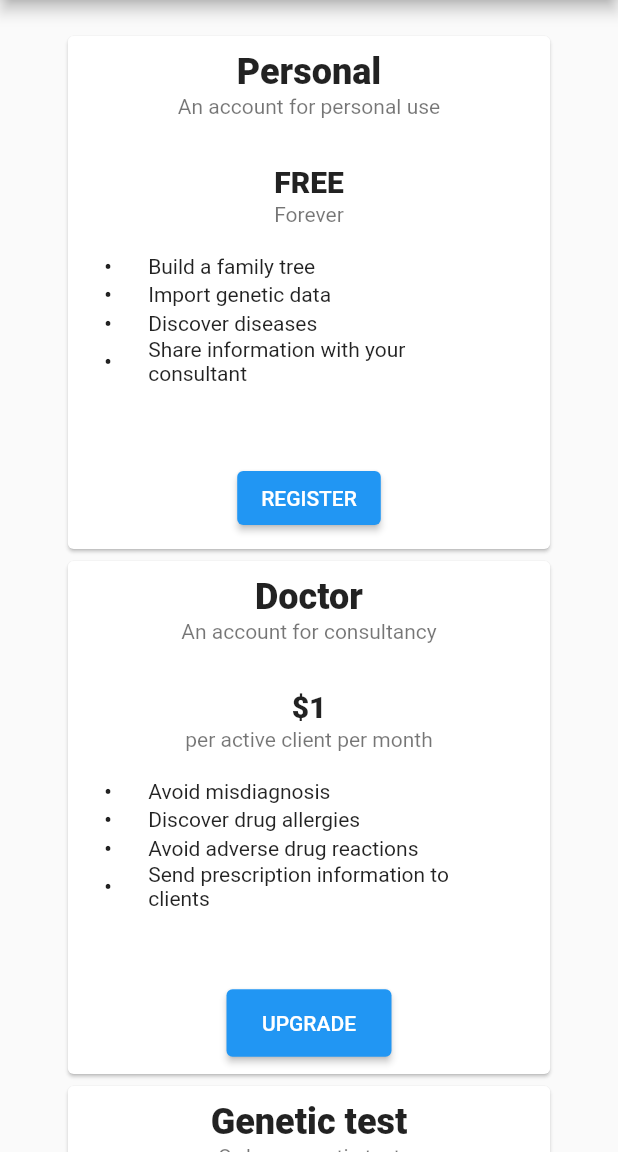
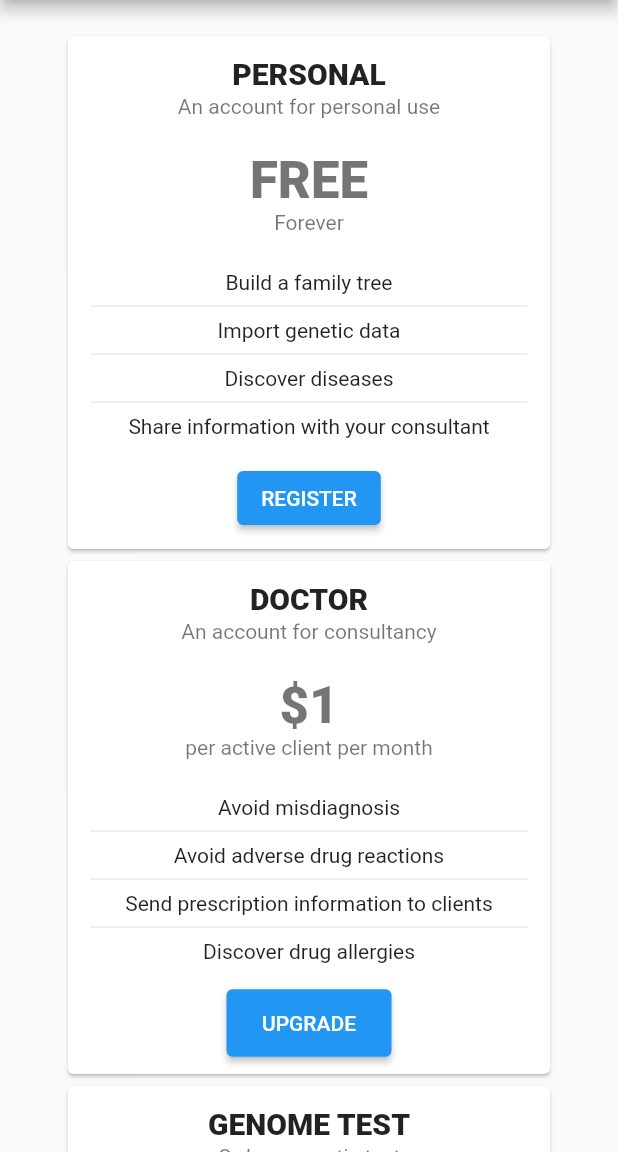
Before and after one commit to medicamina/ui, a Flutter app: the screen it shows after launch, after a tap on "Pricing", on a phone screen of 412 x 824 dp, the part 84-1236 px from its top. Run offline on Flutter 3.47's test engine with Material 2 defaults, Android fonts, the phone set to English and light mode, and no system bars; our stand-ins replace beamer, community_material_icon, url_strategy; missing offline and left inert: event, syncfusion_flutter_maps.

Commit message:
pricing component

```diff
--- a/src/ui/lib/pricing.dart
+++ b/src/ui/lib/pricing.dart
@@ -47,8 +47,8 @@ Widget user(BuildContext context, double width) {
           ListTile(
             title: Center(
               child: Text(
-                'Personal',
-                style: Theme.of(context).textTheme.headline5?.apply(fontWeightDelta: 5),
+                'PERSONAL',
+                style: Theme.of(context).textTheme.headline6?.apply(fontWeightDelta: 5),
               ),
             ),
             subtitle: const Center(child: Text('An account for personal use')),
@@ -57,63 +57,19 @@ Widget user(BuildContext context, double width) {
             title: Center(
               child: Text(
                 'FREE',
-                style: Theme.of(context).textTheme.headline6?.apply(fontWeightDelta: 5),
+                style: Theme.of(context).textTheme.headline4?.apply(fontWeightDelta: 5),
               ),
             ),
             subtitle: const Center(child: Text('Forever')),
           ),
-          Center(
-            child: Table(
-              columnWidths: const <int, TableColumnWidth>{
-                0: FlexColumnWidth(1),
-                1: FlexColumnWidth(4),
-                2: FlexColumnWidth(1),
-              },
-              defaultVerticalAlignment: TableCellVerticalAlignment.middle,
-              children: <TableRow>[
-                TableRow(
-                  children: <Widget>[
-                    Align(
-                      alignment: Alignment.center,
-                      child: Text('\u2022', style: Theme.of(context).textTheme.subtitle1),
-                    ),
+          const Padding(padding: EdgeInsets.only(top: 20)),
           const Text('Build a family tree'),
-                    const Text(''),
-                  ],
-                ),
-                TableRow(
-                  children: <Widget>[
-                    Align(
-                      alignment: Alignment.center,
-                      child: Text('\u2022', style: Theme.of(context).textTheme.subtitle1),
-                    ),
+          const Divider(indent: 15, endIndent: 15),
           const Text('Import genetic data'),
-                    const Text(''),
-                  ],
-                ),
-                TableRow(
-                  children: <Widget>[
-                    Align(
-                      alignment: Alignment.center,
-                      child: Text('\u2022', style: Theme.of(context).textTheme.subtitle1),
-                    ),
+          const Divider(indent: 15, endIndent: 15),
           const Text('Discover diseases'),
-                    const Text(''),
-                  ],
-                ),
-                TableRow(
-                  children: <Widget>[
-                    Align(
-                      alignment: Alignment.center,
-                      child: Text('\u2022', style: Theme.of(context).textTheme.subtitle1),
-                    ),
+          const Divider(indent: 15, endIndent: 15),
           const Text('Share information with your consultant'),
-                    const Text(''),
-                  ],
-                ),
-              ],
-            ),
-          ),
           const Spacer(),
           Column(
             children: <Widget>[
@@ -142,8 +98,8 @@ Widget doctor(BuildContext context, double width) {
           ListTile(
             title: Center(
               child: Text(
-                'Doctor',
-                style: Theme.of(context).textTheme.headline5?.apply(fontWeightDelta: 5),
+                'DOCTOR',
+                style: Theme.of(context).textTheme.headline6?.apply(fontWeightDelta: 5),
               ),
             ),
             subtitle: const Center(child: Text('An account for consultancy')),
@@ -152,63 +108,19 @@ Widget doctor(BuildContext context, double width) {
             title: Center(
               child: Text(
                 '\$1',
-                style: Theme.of(context).textTheme.headline6?.apply(fontWeightDelta: 5),
+                style: Theme.of(context).textTheme.headline4?.apply(fontWeightDelta: 5),
               ),
             ),
             subtitle: const Center(child: Text('per active client per month')),
           ),
-          Center(
-            child: Table(
-              columnWidths: const <int, TableColumnWidth>{
-                0: FlexColumnWidth(1),
-                1: FlexColumnWidth(4),
-                2: FlexColumnWidth(1),
-              },
-              defaultVerticalAlignment: TableCellVerticalAlignment.middle,
-              children: <TableRow>[
-                TableRow(
-                  children: <Widget>[
-                    Align(
-                      alignment: Alignment.center,
-                      child: Text('\u2022', style: Theme.of(context).textTheme.subtitle1),
-                    ),
+          const Padding(padding: EdgeInsets.only(top: 20)),
           const Text('Avoid misdiagnosis'),
-                    const Text(''),
-                  ],
-                ),
-                TableRow(
-                  children: <Widget>[
-                    Align(
-                      alignment: Alignment.center,
-                      child: Text('\u2022', style: Theme.of(context).textTheme.subtitle1),
-                    ),
+          const Divider(indent: 15, endIndent: 15),
+          const Text('Avoid adverse drug reactions'),
+          const Divider(indent: 15, endIndent: 15),
+          const Text('Send prescription information to clients'),
+          const Divider(indent: 15, endIndent: 15),
           const Text('Discover drug allergies'),
-                    const Text(''),
-                  ],
-                ),
-                TableRow(
-                  children: <Widget>[
-                    Align(
-                      alignment: Alignment.center,
-                      child: Text('\u2022', style: Theme.of(context).textTheme.subtitle1),
-                    ),
-                    const Text('Avoid adverse drug reactions'),
-                    const Text(''),
-                  ],
-                ),
-                TableRow(
-                  children: <Widget>[
-                    Align(
-                      alignment: Alignment.center,
-                      child: Text('\u2022', style: Theme.of(context).textTheme.subtitle1),
-                    ),
-                    const Text('Send prescription information to clients'),
-                    const Text(''),
-                  ],
-                ),
-              ],
-            ),
-          ),
           const Spacer(),
           Column(
             children: <Widget>[
@@ -238,8 +150,8 @@ Widget geneticTest(BuildContext context, double width) {
           ListTile(
             title: Center(
               child: Text(
-                'Genetic test',
-                style: Theme.of(context).textTheme.headline5?.apply(fontWeightDelta: 5),
+                'GENOME TEST',
+                style: Theme.of(context).textTheme.headline6?.apply(fontWeightDelta: 5),
               ),
             ),
             subtitle: const Center(child: Text('Order a genetic test')),
@@ -248,63 +160,19 @@ Widget geneticTest(BuildContext context, double width) {
             title: Center(
               child: Text(
                 '\$900',
-                style: Theme.of(context).textTheme.headline6?.apply(fontWeightDelta: 5),
+                style: Theme.of(context).textTheme.headline4?.apply(fontWeightDelta: 5),
               ),
             ),
             subtitle: const Center(child: Text('One time fee')),
           ),
-          Center(
-            child: Table(
-              columnWidths: const <int, TableColumnWidth>{
-                0: FlexColumnWidth(1),
-                1: FlexColumnWidth(4),
-                2: FlexColumnWidth(1),
-              },
-              defaultVerticalAlignment: TableCellVerticalAlignment.middle,
-              children: <TableRow>[
-                TableRow(
-                  children: <Widget>[
-                    Align(
-                      alignment: Alignment.center,
-                      child: Text('\u2022', style: Theme.of(context).textTheme.subtitle1),
-                    ),
-                    const Text('We will take care of the data importing'),
-                    const Text(''),
-                  ],
-                ),
-                TableRow(
-                  children: <Widget>[
-                    Align(
-                      alignment: Alignment.center,
-                      child: Text('\u2022', style: Theme.of(context).textTheme.subtitle1),
-                    ),
-                    const Text('Receive a swab test in the mail'),
-                    const Text(''),
-                  ],
-                ),
-                TableRow(
-                  children: <Widget>[
-                    Align(
-                      alignment: Alignment.center,
-                      child: Text('\u2022', style: Theme.of(context).textTheme.subtitle1),
-                    ),
-                    const Text('Store genetic data in the family tree'),
-                    const Text(''),
-                  ],
-                ),
-                TableRow(
-                  children: <Widget>[
-                    Align(
-                      alignment: Alignment.center,
-                      child: Text('\u2022', style: Theme.of(context).textTheme.subtitle1),
-                    ),
-                    const Text('Discover inherited diseases'),
-                    const Text(''),
-                  ],
-                ),
-              ],
-            ),
-          ),
+          const Padding(padding: EdgeInsets.only(top: 20)),
+          const Text('Order a genetic test by mail'),
+          const Divider(indent: 15, endIndent: 15),
+          const Text('Receive automatically imported data'),
+          const Divider(indent: 15, endIndent: 15),
+          const Text('Build your genetic data in a family tree'),
+          const Divider(indent: 15, endIndent: 15),
+          const Text('Share allergies with practitioners'),
           const Spacer(),
           Column(
             children: <Widget>[
```
Lines whose indentation alone changed are shown as unchanged.
